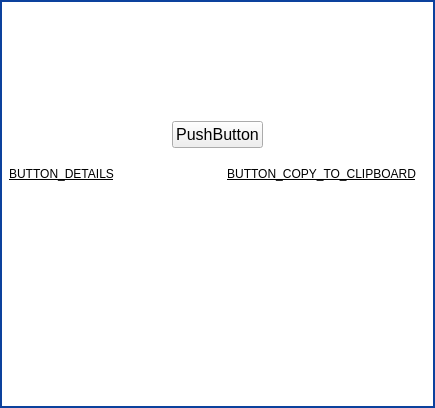
The window that parsec/core/gui/forms/message_dialog.ui (Scille/parsec-cloud) describes before a commit, drawn with Qt 5.
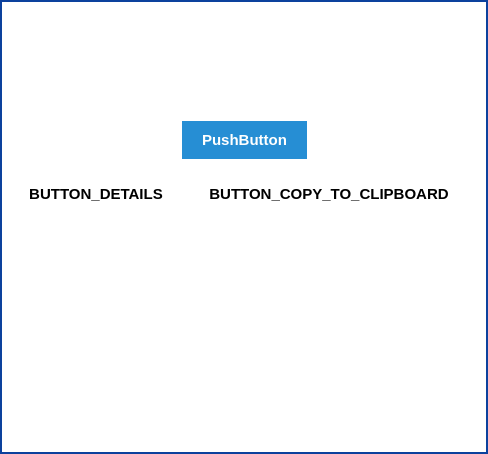
The same window after the commit. Icons and pictures are not drawn. Custom widgets are drawn as their Qt base class.

Commit message: [GUI] Fix message button display in some cases

The edit to the form file:
```diff
--- a/parsec/core/gui/forms/message_dialog.ui
+++ b/parsec/core/gui/forms/message_dialog.ui
@@ -7,7 +7,7 @@
     <x>0</x>
     <y>0</y>
     <width>435</width>
-    <height>408</height>
+    <height>454</height>
    </rect>
   </property>
   <property name="sizePolicy">
@@ -43,6 +43,30 @@
 QLabel
 {
 color: rgb(12, 65, 157);
+}
+
+QPushButton
+{
+color: white;
+background-color: rgb(38, 142, 212);
+border: 0;
+padding: 3px;
+font-size: 15px;
+font-weight: bold;
+height: 32px;
+padding-left: 20px;
+padding-right: 20px;
+}
+
+QPushButton:pressed
+{
+background-color: rgb(20, 122, 192);
+}
+
+QPushButton:disabled
+{
+background-color: rgb(112, 112, 112);
+color: rgb(255, 255, 255);
 }</string>
   </property>
   <property name="modal">
@@ -271,7 +295,9 @@
          <widget class="ShadowedButton" name="button_continue">
           <property name="font">
            <font>
-            <pointsize>12</pointsize>
+            <pointsize>-1</pointsize>
+            <weight>75</weight>
+            <bold>true</bold>
            </font>
           </property>
           <property name="text">
@@ -306,7 +332,9 @@
          <widget class="PointingHandButton" name="button_details">
           <property name="font">
            <font>
-            <underline>true</underline>
+            <pointsize>-1</pointsize>
+            <weight>75</weight>
+            <bold>true</bold>
            </font>
           </property>
           <property name="text">
@@ -335,7 +363,9 @@
          <widget class="PointingHandButton" name="button_copy">
           <property name="font">
            <font>
-            <underline>true</underline>
+            <pointsize>-1</pointsize>
+            <weight>75</weight>
+            <bold>true</bold>
            </font>
           </property>
           <property name="text">
```
